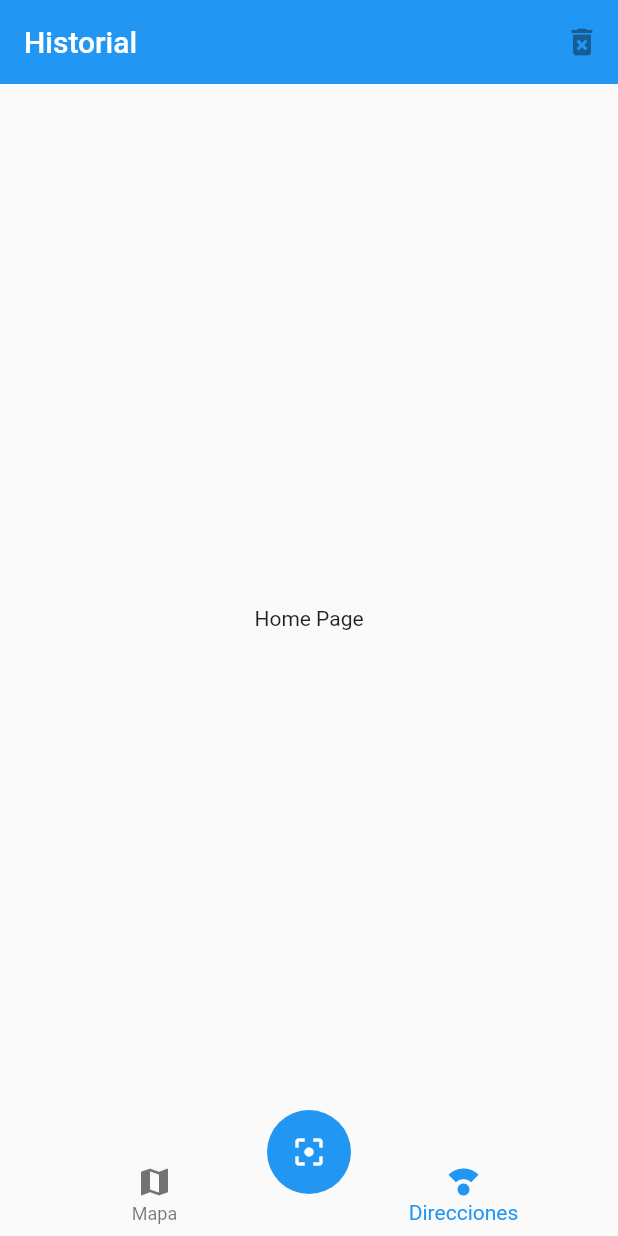
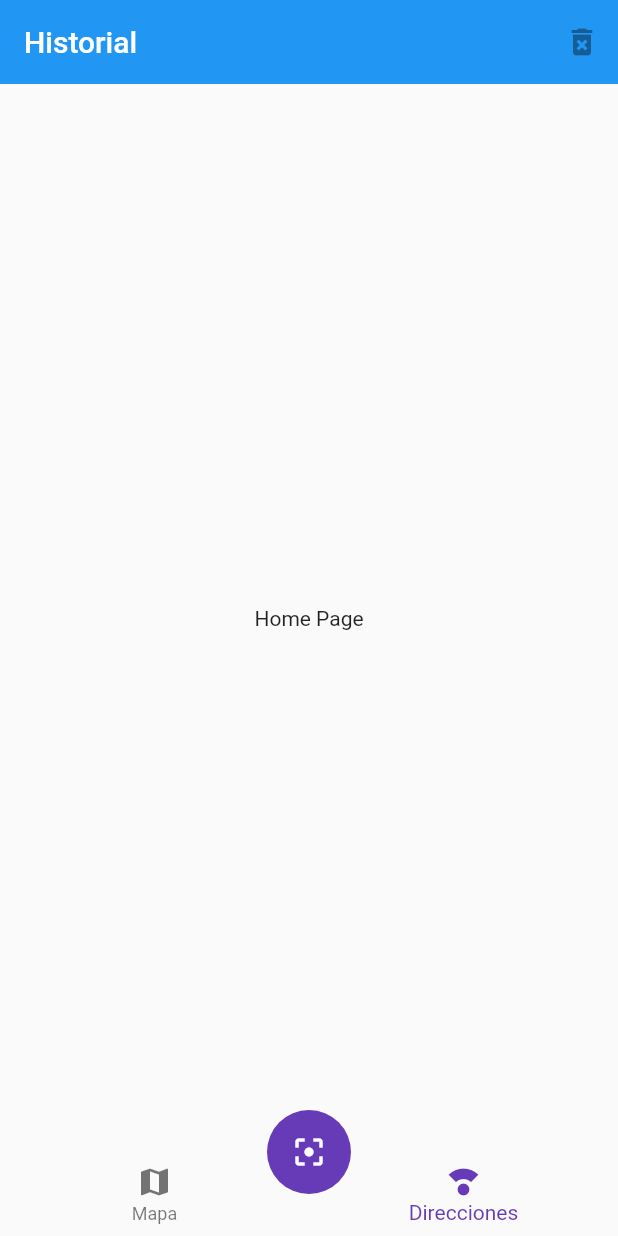
Before and after one commit to dvaldaliso/qr_reader, a Flutter app: the screen it shows after launch, on a phone screen of 412 x 824 dp. Run offline on Flutter 3.47's test engine with Material 2 defaults, Android fonts, the phone set to English and light mode, and no system bars.

Commit message:
configurando navbar theme

```diff
--- a/lib/main.dart
+++ b/lib/main.dart
@@ -15,6 +15,12 @@ class MyApp extends StatelessWidget {
         'home': (_) => HomePage(),
         'mapa': (_) => MapaPage(),
       },
+      theme: ThemeData(
+          primaryColor: Colors.deepPurple,
+          floatingActionButtonTheme:
+              FloatingActionButtonThemeData(backgroundColor: Colors.deepPurple),
+          bottomNavigationBarTheme: BottomNavigationBarThemeData(
+              selectedItemColor: Colors.deepPurple)),
     );
   }
 }
```
